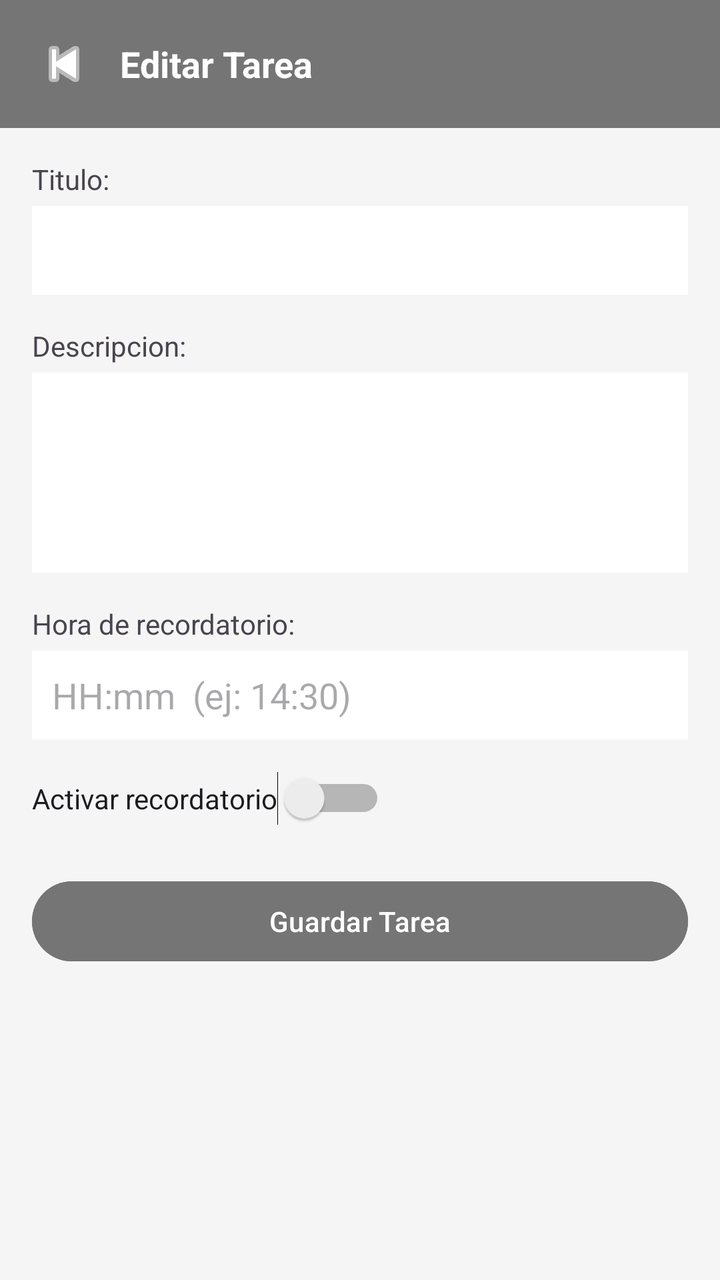
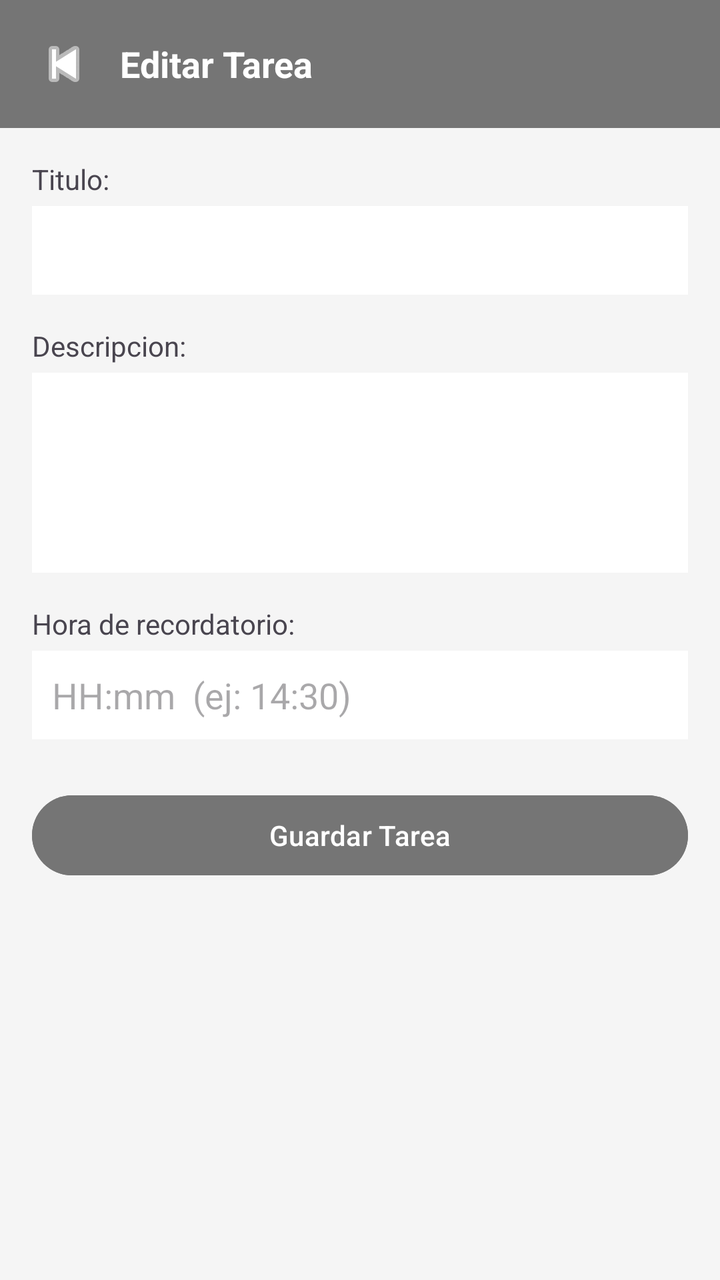

The first picture is an Android layout as it rendered before a commit; the second is the same layout after the commit. The layout source and the unified diff follow.
<!-- AndroidManifest.xml: application theme Theme.Taller3_Romero -->
<!-- res/layout/fragment_task_edit.xml -->
<?xml version="1.0" encoding="utf-8"?>
<androidx.constraintlayout.widget.ConstraintLayout
    xmlns:android="http://schemas.android.com/apk/res/android"
    xmlns:app="http://schemas.android.com/apk/res-auto"
    android:layout_width="match_parent"
    android:layout_height="match_parent"
    android:background="#F5F5F5">

    <LinearLayout
        android:id="@+id/headerEdit"
        android:layout_width="match_parent"
        android:layout_height="wrap_content"
        android:background="#757575"
        android:orientation="horizontal"
        android:gravity="center_vertical"
        android:padding="16dp"
        app:layout_constraintTop_toTopOf="parent">

        <ImageButton
            android:id="@+id/btnBack"
            android:layout_width="wrap_content"
            android:layout_height="wrap_content"
            android:src="@android:drawable/ic_media_previous"
            android:background="?attr/selectableItemBackgroundBorderless"
            android:tint="@android:color/white"/>

        <TextView
            android:layout_width="wrap_content"
            android:layout_height="wrap_content"
            android:text="Editar Tarea"
            android:textColor="@android:color/white"
            android:textSize="18sp"
            android:textStyle="bold"
            android:layout_marginStart="12dp"/>
    </LinearLayout>

    <ScrollView
        android:layout_width="match_parent"
        android:layout_height="0dp"
        app:layout_constraintTop_toBottomOf="@id/headerEdit"
        app:layout_constraintBottom_toBottomOf="parent">

        <LinearLayout
            android:layout_width="match_parent"
            android:layout_height="wrap_content"
            android:orientation="vertical"
            android:padding="16dp">

            <TextView
                android:layout_width="wrap_content"
                android:layout_height="wrap_content"
                android:text="Titulo:"
                android:textSize="14sp"/>

            <EditText
                android:id="@+id/etTitle"
                android:layout_width="match_parent"
                android:layout_height="wrap_content"
                android:layout_marginTop="4dp"
                android:background="@android:color/white"
                android:padding="10dp"/>

            <TextView
                android:layout_width="wrap_content"
                android:layout_height="wrap_content"
                android:text="Descripcion:"
                android:textSize="14sp"
                android:layout_marginTop="16dp"/>

            <EditText
                android:id="@+id/etDescription"
                android:layout_width="match_parent"
                android:layout_height="100dp"
                android:layout_marginTop="4dp"
                android:background="@android:color/white"
                android:padding="10dp"
                android:gravity="top"/>

            <TextView
                android:layout_width="wrap_content"
                android:layout_height="wrap_content"
                android:text="Hora de recordatorio:"
                android:textSize="14sp"
                android:layout_marginTop="16dp"/>

            <EditText
                android:id="@+id/etReminderTime"
                android:layout_width="match_parent"
                android:layout_height="wrap_content"
                android:layout_marginTop="4dp"
                android:background="@android:color/white"
                android:hint="HH:mm  (ej: 14:30)"
                android:padding="10dp"
                android:inputType="time"/>

            <Switch
                android:id="@+id/switchReminder"
                android:layout_width="wrap_content"
                android:layout_height="wrap_content"
                android:text="Activar recordatorio"
                android:layout_marginTop="16dp"/>

            <Button
                android:id="@+id/btnSaveTask"
                android:layout_width="match_parent"
                android:layout_height="wrap_content"
                android:layout_marginTop="24dp"
                android:text="Guardar Tarea"
                android:backgroundTint="#757575"
                android:textColor="@android:color/white"/>

        </LinearLayout>
    </ScrollView>

</androidx.constraintlayout.widget.ConstraintLayout>
<!-- resources referenced by this layout -->
<resources>
  <style name="Theme.Taller3_Romero" parent="Base.Theme.Taller3_Romero" />
  <style name="Base.Theme.Taller3_Romero" parent="Theme.Material3.DayNight.NoActionBar">
          
          
      </style>
</resources>

<!-- the commit's change to res/layout/fragment_task_edit.xml (unified diff, before → after) -->
@@ -93,12 +93,7 @@
                 android:padding="10dp"
                 android:inputType="time"/>
 
-            <Switch
-                android:id="@+id/switchReminder"
-                android:layout_width="wrap_content"
-                android:layout_height="wrap_content"
-                android:text="Activar recordatorio"
-                android:layout_marginTop="16dp"/>
+
 
             <Button
                 android:id="@+id/btnSaveTask"
